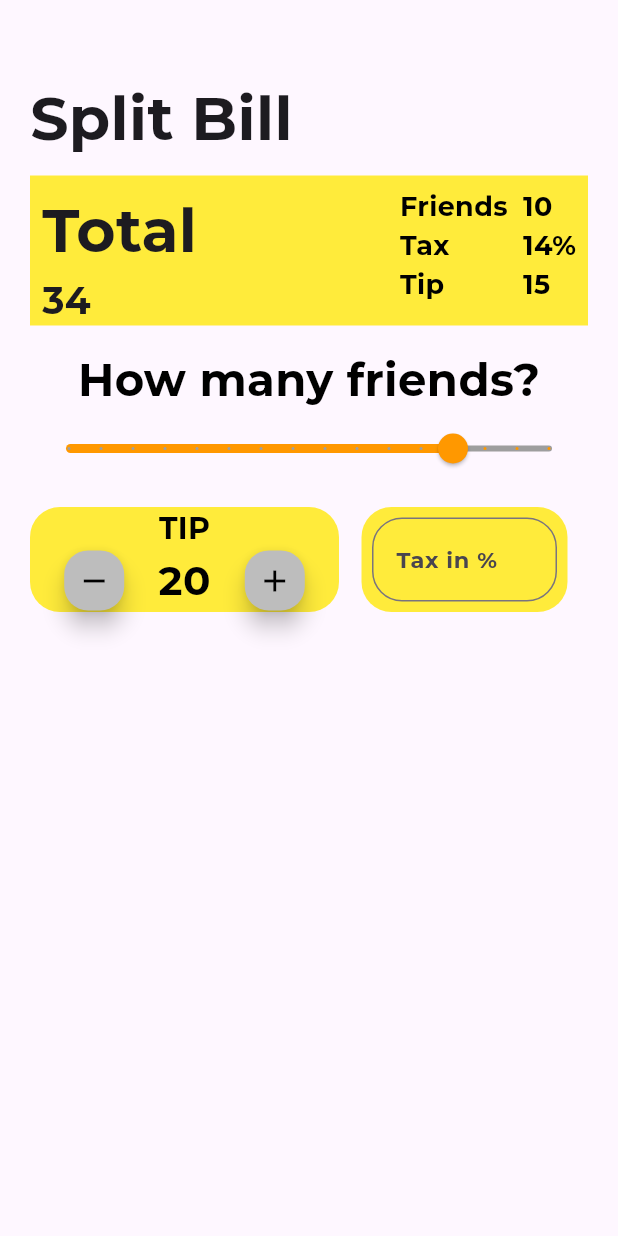
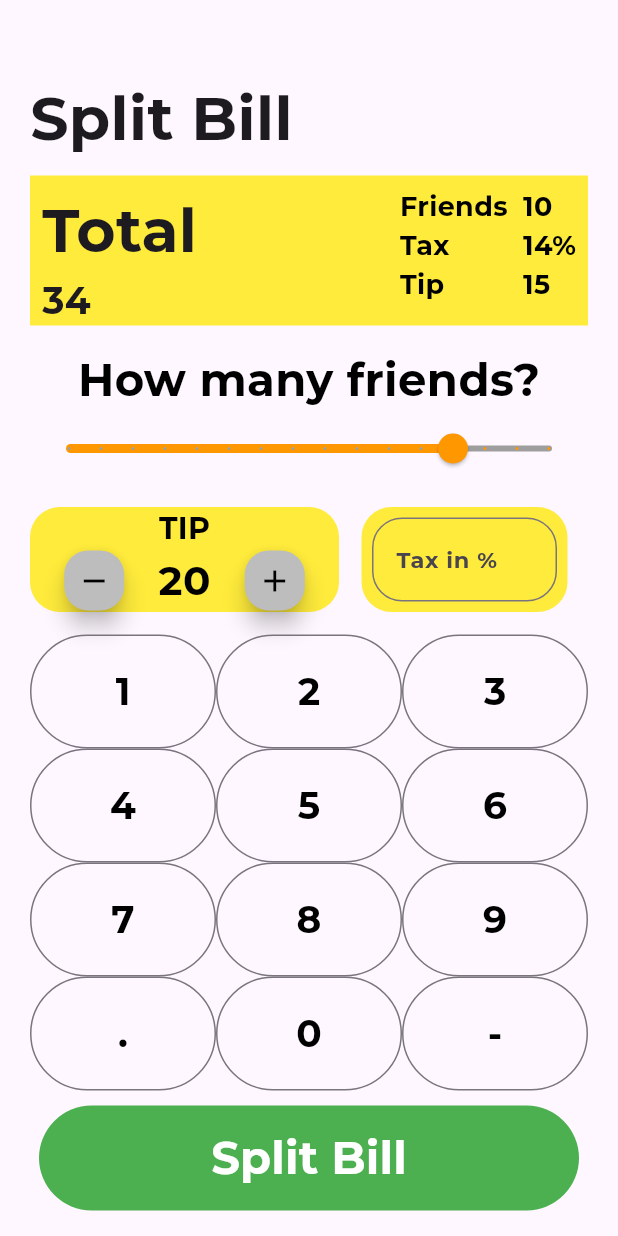
Before and after one commit to UildsonSantos/billsplit, a Flutter app: the screen it shows after launch, on a phone screen of 412 x 824 dp. Run offline on Flutter 3.47's test engine with Material 3 defaults, Android fonts, the phone set to English and light mode, and no system bars; our stand-ins replace google_fonts.

Commit message:
custom keyboard

```diff
--- a/lib/page/home.dart
+++ b/lib/page/home.dart
@@ -12,10 +12,27 @@ class _BillSplitState extends State<BillSplit> {
   TextStyle infoStyle = GoogleFonts.montserrat(
       fontSize: 18, color: Colors.black, fontWeight: FontWeight.w700);
 
+  Expanded buildButton(String text) {
+    return Expanded(
+      child: OutlinedButton(
+        style: OutlinedButton.styleFrom(
+          padding: const EdgeInsets.all(20),
+        ),
+        onPressed: () {},
+        child: Text(
+          text,
+          style: GoogleFonts.montserrat(
+              fontSize: 25, color: Colors.black, fontWeight: FontWeight.w700),
+        ),
+      ),
+    );
+  }
+
   @override
   Widget build(BuildContext context) {
     return Scaffold(
-      body: Container(
+      body: SingleChildScrollView(
+        child: Container(
           margin: const EdgeInsets.only(left: 20, right: 20),
           child: Column(
             children: [
@@ -193,8 +210,54 @@ class _BillSplitState extends State<BillSplit> {
                     ),
                   )
                 ],
+              ),
+              const SizedBox(height: 15),
+              Row(
+                children: [
+                  buildButton('1'),
+                  buildButton('2'),
+                  buildButton('3'),
+                ],
+              ),
+              Row(
+                children: [
+                  buildButton('4'),
+                  buildButton('5'),
+                  buildButton('6'),
+                ],
+              ),
+              Row(
+                children: [
+                  buildButton('7'),
+                  buildButton('8'),
+                  buildButton('9'),
+                ],
+              ),
+              Row(
+                children: [
+                  buildButton('.'),
+                  buildButton('0'),
+                  buildButton('-'),
+                ],
+              ),
+              const SizedBox(height: 10),
+              TextButton(
+                style: TextButton.styleFrom(
+                  backgroundColor: Colors.green,
+                  minimumSize: const Size(360, 70),
+                ),
+                onPressed: () {},
+                child: Text(
+                  'Split Bill',
+                  style: GoogleFonts.montserrat(
+                    fontSize: 30,
+                    color: Colors.white,
+                    fontWeight: FontWeight.w700,
+                  ),
+                ),
               )
             ],
+          ),
         ),
       ),
     );
```
Lines whose indentation alone changed are shown as unchanged.
